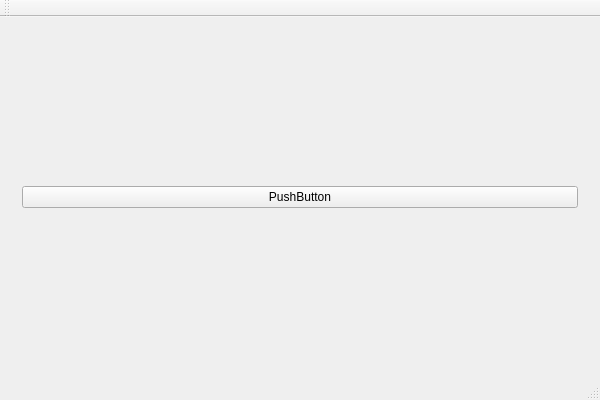
First picture: the form in src/gui/MainWindow.ui, repository zer0main/bacteria-ui, before the edit.
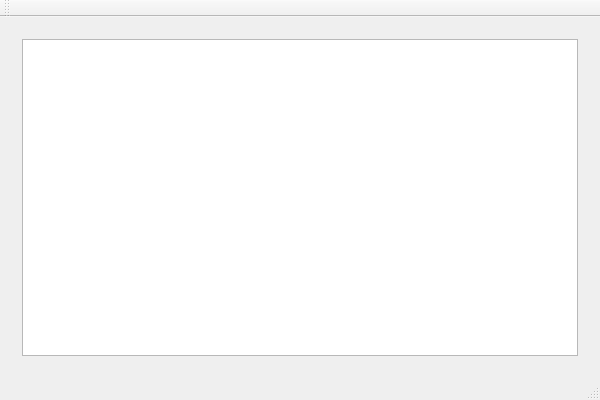
Second picture: the form after the edit. The open tabs and pages were chosen to show the change.

Commit message: Add draft of gamepage

```diff
--- a/src/gui/MainWindow.ui
+++ b/src/gui/MainWindow.ui
@@ -31,6 +31,13 @@
         </item>
        </layout>
       </widget>
+      <widget class="QWidget" name="gamepage">
+       <layout class="QGridLayout" name="gridLayout_3">
+        <item row="0" column="0">
+         <widget class="QTableView" name="tableView"/>
+        </item>
+       </layout>
+      </widget>
      </widget>
     </item>
    </layout>
```
Left out of the diff: 4 changed lines with no effect on the pictures.
